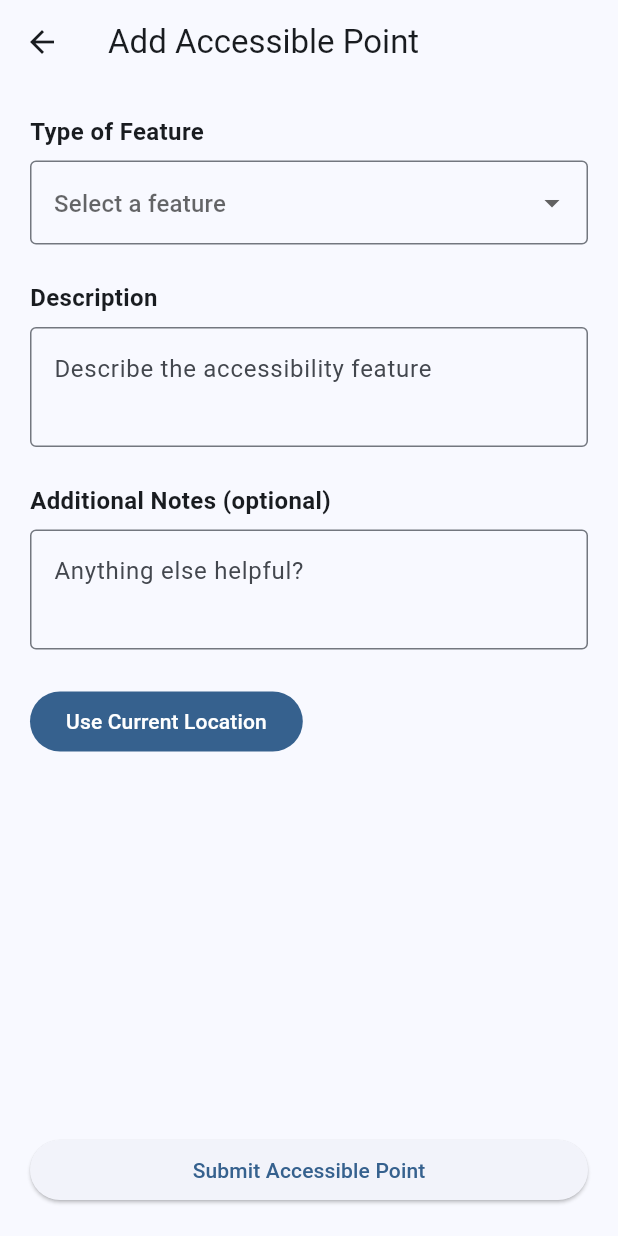
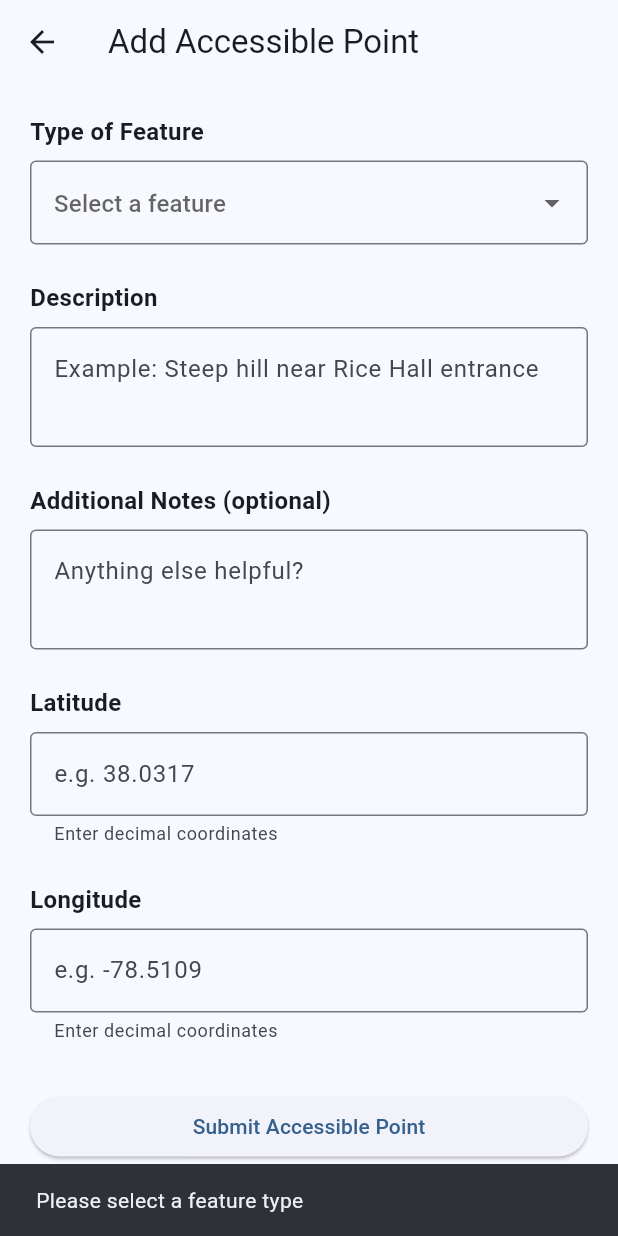
Before and after one commit to RentalSatyr8499/hanyHH, a Flutter app: the AddAccessiblePointScreen screen opened directly, after a tap on "Submit Accessible Point", on a phone screen of 412 x 824 dp. Run offline on Flutter 3.47's test engine with Material 3 defaults, Android fonts, the phone set to English and light mode, and no system bars; our stand-ins replace flutter_dotenv; missing offline and left inert: mapbox_maps_flutter.

Commit message:
add accessible point page and button

```diff
--- a/mobile_app/lib/presentation/screens/add_accessible_point.dart
+++ b/mobile_app/lib/presentation/screens/add_accessible_point.dart
@@ -10,8 +10,99 @@ class AddAccessiblePointScreen extends StatefulWidget {
 
 class _AddAccessiblePointScreenState extends State<AddAccessiblePointScreen> {
   String? featureType;
+
   final TextEditingController descriptionController = TextEditingController();
   final TextEditingController notesController = TextEditingController();
+  final TextEditingController latitudeController = TextEditingController();
+  final TextEditingController longitudeController = TextEditingController();
+
+  bool isSubmitting = false;
+
+  Future<void> _submitAccessiblePoint() async {
+    final description = descriptionController.text.trim();
+    final notes = notesController.text.trim();
+    final latitude = double.tryParse(latitudeController.text.trim());
+    final longitude = double.tryParse(longitudeController.text.trim());
+
+    if (featureType == null) {
+      ScaffoldMessenger.of(context).showSnackBar(
+        const SnackBar(content: Text('Please select a feature type')),
+      );
+      return;
+    }
+
+    if (description.isEmpty) {
+      ScaffoldMessenger.of(context).showSnackBar(
+        const SnackBar(content: Text('Please enter a description')),
+      );
+      return;
+    }
+
+    if (latitude == null || longitude == null) {
+      ScaffoldMessenger.of(context).showSnackBar(
+        const SnackBar(content: Text('Please enter valid coordinates')),
+      );
+      return;
+    }
+
+    if (latitude < -90 || latitude > 90) {
+      ScaffoldMessenger.of(context).showSnackBar(
+        const SnackBar(content: Text('Latitude must be between -90 and 90')),
+      );
+      return;
+    }
+
+    if (longitude < -180 || longitude > 180) {
+      ScaffoldMessenger.of(context).showSnackBar(
+        const SnackBar(content: Text('Longitude must be between -180 and 180')),
+      );
+      return;
+    }
+
+    setState(() {
+      isSubmitting = true;
+    });
+
+    try {
+      final payload = {
+        'type': featureType,
+        'description': description,
+        'notes': notes,
+        'latitude': latitude,
+        'longitude': longitude,
+      };
+
+      debugPrint('Submitting accessible point: $payload');
+
+      // TODO: replace this with backend / Firestore call
+
+      if (!mounted) return;
+      ScaffoldMessenger.of(context).showSnackBar(
+        const SnackBar(content: Text('Accessible point submitted')),
+      );
+      Navigator.pop(context);
+    } catch (e) {
+      if (!mounted) return;
+      ScaffoldMessenger.of(context).showSnackBar(
+        SnackBar(content: Text('Submission failed: $e')),
+      );
+    } finally {
+      if (mounted) {
+        setState(() {
+          isSubmitting = false;
+        });
+      }
+    }
+  }
+
+  @override
+  void dispose() {
+    descriptionController.dispose();
+    notesController.dispose();
+    latitudeController.dispose();
+    longitudeController.dispose();
+    super.dispose();
+  }
 
   @override
   Widget build(BuildContext context) {
@@ -21,10 +112,10 @@ class _AddAccessiblePointScreenState extends State<AddAccessiblePointScreen> {
       ),
       body: Padding(
         padding: const EdgeInsets.all(20),
+        child: SingleChildScrollView(
           child: Column(
             crossAxisAlignment: CrossAxisAlignment.start,
             children: [
-            // Feature type dropdown
               const Text(
                 'Type of Feature',
                 style: TextStyle(fontSize: 16, fontWeight: FontWeight.w600),
@@ -42,16 +133,20 @@ class _AddAccessiblePointScreenState extends State<AddAccessiblePointScreen> {
                     child: Text('Elevator'),
                   ),
                   DropdownMenuItem(
-                  value: 'automatic_door',
-                  child: Text('Automatic Door'),
+                    value: 'stairs',
+                    child: Text('Stairs'),
+                  ),
+                  DropdownMenuItem(
+                    value: 'bench',
+                    child: Text('Bench'),
+                  ),
+                  DropdownMenuItem(
+                    value: 'hill',
+                    child: Text('Hill / Slope'),
                   ),
                   DropdownMenuItem(
                     value: 'other',
                     child: Text('Other'),
-                ),
-                DropdownMenuItem(
-                  value: 'stairs',
-                  child: Text('stairs'),
                   ),
                 ],
                 onChanged: (value) {
@@ -64,10 +159,7 @@ class _AddAccessiblePointScreenState extends State<AddAccessiblePointScreen> {
                   hintText: 'Select a feature',
                 ),
               ),
-
               const SizedBox(height: 24),
-
-            // Description
               const Text(
                 'Description',
                 style: TextStyle(fontSize: 16, fontWeight: FontWeight.w600),
@@ -75,16 +167,14 @@ class _AddAccessiblePointScreenState extends State<AddAccessiblePointScreen> {
               const SizedBox(height: 8),
               TextField(
                 controller: descriptionController,
+                textInputAction: TextInputAction.next,
                 decoration: const InputDecoration(
                   border: OutlineInputBorder(),
-                hintText: 'Describe the accessibility feature',
+                  hintText: 'Example: Steep hill near Rice Hall entrance',
                 ),
                 maxLines: 2,
               ),
-
               const SizedBox(height: 24),
-
-            // Notes
               const Text(
                 'Additional Notes (optional)',
                 style: TextStyle(fontSize: 16, fontWeight: FontWeight.w600),
@@ -92,38 +182,66 @@ class _AddAccessiblePointScreenState extends State<AddAccessiblePointScreen> {
               const SizedBox(height: 8),
               TextField(
                 controller: notesController,
+                textInputAction: TextInputAction.next,
                 decoration: const InputDecoration(
                   border: OutlineInputBorder(),
                   hintText: 'Anything else helpful?',
                 ),
                 maxLines: 2,
               ),
-
               const SizedBox(height: 24),
-
-            // Location button
-            FilledButton(
-              onPressed: () {
-                // TODO: Hook up location picker or GPS
-              },
-              child: const Text('Use Current Location'),
+              const Text(
+                'Latitude',
+                style: TextStyle(fontSize: 16, fontWeight: FontWeight.w600),
               ),
-
-            const Spacer(),
-
-            // Submit button
+              const SizedBox(height: 8),
+              TextField(
+                controller: latitudeController,
+                textInputAction: TextInputAction.next,
+                keyboardType: const TextInputType.numberWithOptions(
+                  decimal: true,
+                  signed: true,
+                ),
+                decoration: const InputDecoration(
+                  border: OutlineInputBorder(),
+                  hintText: 'e.g. 38.0317',
+                  helperText: 'Enter decimal coordinates',
+                ),
+              ),
+              const SizedBox(height: 24),
+              const Text(
+                'Longitude',
+                style: TextStyle(fontSize: 16, fontWeight: FontWeight.w600),
+              ),
+              const SizedBox(height: 8),
+              TextField(
+                controller: longitudeController,
+                textInputAction: TextInputAction.done,
+                keyboardType: const TextInputType.numberWithOptions(
+                  decimal: true,
+                  signed: true,
+                ),
+                decoration: const InputDecoration(
+                  border: OutlineInputBorder(),
+                  hintText: 'e.g. -78.5109',
+                  helperText: 'Enter decimal coordinates',
+                ),
+                onSubmitted: (_) => _submitAccessiblePoint(),
+              ),
+              const SizedBox(height: 32),
               SizedBox(
                 width: double.infinity,
                 child: ElevatedButton(
-                onPressed: () {
-                  // TODO: Submit to backend / Firestore
-                },
-                child: const Text('Submit Accessible Point'),
+                  onPressed: isSubmitting ? null : _submitAccessiblePoint,
+                  child: Text(
+                    isSubmitting ? 'Submitting...' : 'Submit Accessible Point',
+                  ),
                 ),
               ),
             ],
           ),
         ),
+      ),
     );
   }
 }
--- a/mobile_app/lib/presentation/screens/home_screen.dart
+++ b/mobile_app/lib/presentation/screens/home_screen.dart
@@ -1,13 +1,13 @@
 import 'package:flutter/material.dart';
+import 'package:mapbox_maps_flutter/mapbox_maps_flutter.dart' as mbx;
+
 import '../widgets/map/map_view.dart';
 import '../widgets/navigation/navigation_panel.dart';
+import '../map/app_map_controller.dart';
+import 'add_accessible_point.dart';
+
 import '../../../domain/entities/route_request.dart';
 import '../../data/repositories/route_repository.dart';
-import 'package:mapbox_maps_flutter/mapbox_maps_flutter.dart' as mbx;
-import '../../data/services/location_service.dart';
-import 'package:flutter/services.dart';   // for rootBundle, ByteData
-import '../map/app_map_controller.dart';
-
 
 class HomeScreen extends StatefulWidget {
   final RouteRepository routeRepository;
@@ -20,7 +20,6 @@ class HomeScreen extends StatefulWidget {
   @override
   State<HomeScreen> createState() => _HomeScreenState();
 }
-
 
 class _HomeScreenState extends State<HomeScreen> {
   final RouteRequest request = RouteRequest();
@@ -36,6 +35,7 @@ class _HomeScreenState extends State<HomeScreen> {
   void _onMapCreated(mbx.MapboxMap controller) {
     mapController.init(controller);
   }
+
   void _onSourceChanged(String input) {
     request.source = input;
     mapController.setSource(input);
@@ -61,12 +61,29 @@ class _HomeScreenState extends State<HomeScreen> {
     mapController.drawRoute(route.toPositions());
   }
 
+  void _openAddAccessiblePointScreen() {
+    Navigator.push(
+      context,
+      MaterialPageRoute(
+        builder: (_) => const AddAccessiblePointScreen(),
+      ),
+    );
+  }
+
   @override
   Widget build(BuildContext context) {
     return Scaffold(
+      floatingActionButton: FloatingActionButton(
+        onPressed: _openAddAccessiblePointScreen,
+        child: const Icon(Icons.add),
+      ),
+      floatingActionButtonLocation: FloatingActionButtonLocation.endFloat,
       body: Column(
         children: [
-          Expanded(flex: 6, child: MapView(onMapCreated: _onMapCreated)),
+          Expanded(
+            flex: 6,
+            child: MapView(onMapCreated: _onMapCreated),
+          ),
           Expanded(
             flex: 4,
             child: NavigationPanel(
@@ -97,10 +114,13 @@ class _HomeScreenState extends State<HomeScreen> {
     final paddedMaxLat = maxLat + latPadding;
 
     return mbx.CoordinateBounds(
-        southwest: mbx.Point(coordinates: mbx.Position(paddedMinLng, paddedMinLat)),
-        northeast: mbx.Point(coordinates: mbx.Position(paddedMaxLng, paddedMaxLat)),
+      southwest: mbx.Point(
+        coordinates: mbx.Position(paddedMinLng, paddedMinLat),
+      ),
+      northeast: mbx.Point(
+        coordinates: mbx.Position(paddedMaxLng, paddedMaxLat),
+      ),
       infiniteBounds: false,
     );
   }
-
 }
```
Lines whose indentation alone changed are shown as unchanged.
